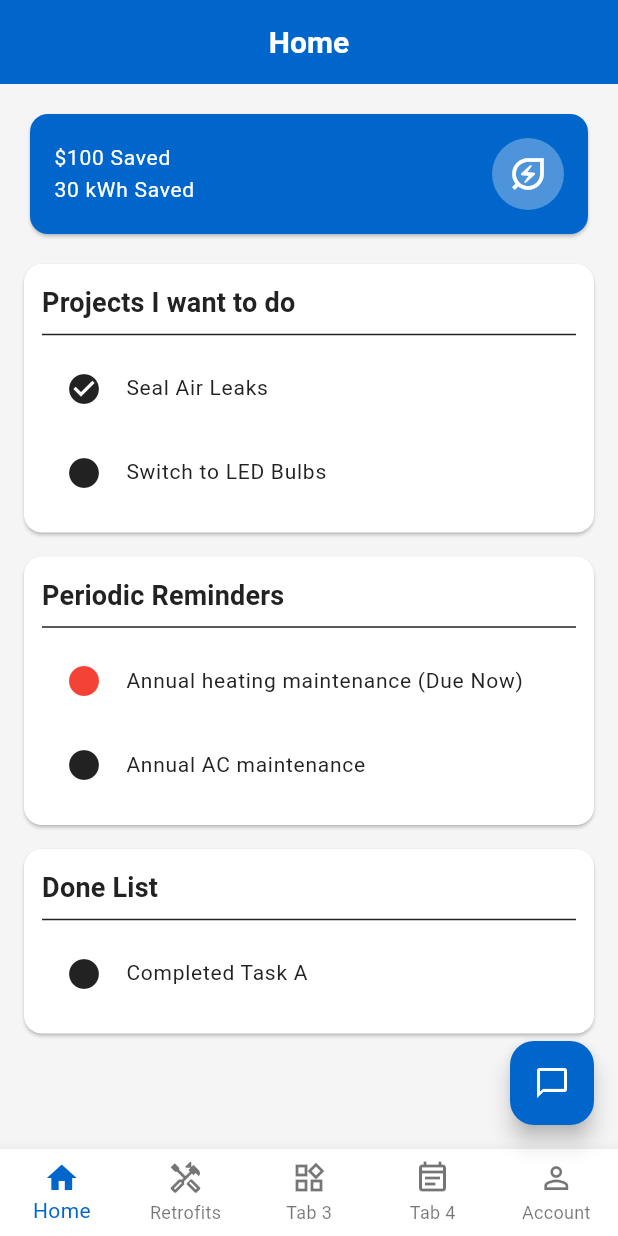
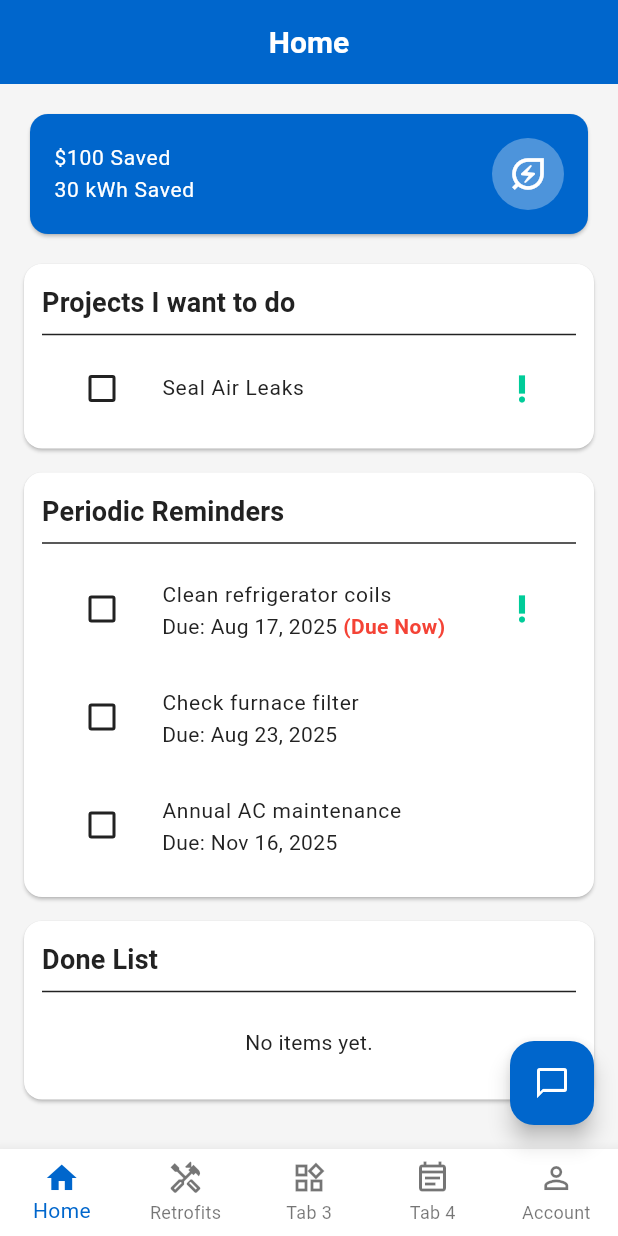
Before and after one commit to shankerpillai1/home-energy-audit-app, a Flutter app: the HomePage screen opened by its route, on a phone screen of 412 x 824 dp. Run offline on Flutter 3.47's test engine with Material 3 defaults, Android fonts, the phone set to English and light mode, and no system bars; our stand-ins replace flutter_riverpod, flutter_slidable, go_router, image_picker, shared_preferences; accounts and stored records are empty.

Commit message:
update todo_item

```diff
--- /dev/null
+++ b/flutter_client/lib/models/todo_item.dart
@@ -0,0 +1,72 @@
+/// Represents the type of a to-do item.
+enum TodoItemType {
+  project,  // A one-time project or task.
+  reminder, // A recurring or periodic reminder.
+}
+
+/// Represents a single to-do item in the user's list.
+class TodoItem {
+  final String id;
+  final String title;
+  final TodoItemType type;
+  final bool isDone;
+  final DateTime? dueDate; // Optional due date for reminders.
+  final int priority;      // For sorting, e.g., 0=normal, 1=high.
+
+  TodoItem({
+    required this.id,
+    required this.title,
+    required this.type,
+    this.isDone = false,
+    this.dueDate,
+    this.priority = 0,
+  });
+
+  /// Creates a copy of the instance with optional new values.
+  TodoItem copyWith({
+    String? id,
+    String? title,
+    TodoItemType? type,
+    bool? isDone,
+    DateTime? dueDate,
+    int? priority,
+  }) {
+    return TodoItem(
+      id: id ?? this.id,
+      title: title ?? this.title,
+      type: type ?? this.type,
+      isDone: isDone ?? this.isDone,
+      dueDate: dueDate ?? this.dueDate,
+      priority: priority ?? this.priority,
+    );
+  }
+
+  /// Converts the instance to a JSON map for persistence.
+  Map<String, dynamic> toJson() {
+    return {
+      'id': id,
+      'title': title,
+      'type': type.name, // Enum to string
+      'isDone': isDone,
+      'dueDate': dueDate?.toIso8601String(),
+      'priority': priority,
+    };
+  }
+
+  /// Creates an instance from a JSON map.
+  factory TodoItem.fromJson(Map<String, dynamic> json) {
+    return TodoItem(
+      id: json['id'] as String,
+      title: json['title'] as String,
+      type: TodoItemType.values.firstWhere(
+        (e) => e.name == json['type'],
+        orElse: () => TodoItemType.project, // Fallback
+      ),
+      isDone: json['isDone'] as bool,
+      dueDate: json['dueDate'] != null
+          ? DateTime.parse(json['dueDate'] as String)
+          : null,
+      priority: json['priority'] as int? ?? 0,
+    );
+  }
+}
--- a/flutter_client/lib/providers/leakage_task_provider.dart
+++ b/flutter_client/lib/providers/leakage_task_provider.dart
@@ -5,7 +5,6 @@ import '../models/leakage_task.dart';
 import '../repositories/task_repository.dart';
 import 'repository_providers.dart';
 import 'user_provider.dart';
-import '../services/backend_api_service.dart';
 
 /// Transport channel for analysis (optional param when submitting).
 /// Default remains [mock] to keep existing behavior unchanged.
--- a/flutter_client/lib/ui/home/tabs/home_tab.dart
+++ b/flutter_client/lib/ui/home/tabs/home_tab.dart
@@ -1,13 +1,45 @@
 import 'package:flutter/material.dart';
 import 'package:flutter_riverpod/flutter_riverpod.dart';
+import 'package:intl/intl.dart';
 
-/// Formerly "DashboardTab". This is the first tab under HomePage.
+import '../../../models/todo_item.dart';
+import '../../../providers/todo_provider.dart';
+
+
+/// The main tab displayed on the home screen, formerly "DashboardTab".
+///
+/// This tab shows a summary of savings and three lists of tasks:
+/// - Projects to do
+/// - Periodic Reminders
+/// - A list of completed items
+/// These lists are now powered by the [todoListProvider].
 class HomeTab extends ConsumerWidget {
   const HomeTab({super.key});
 
   @override
   Widget build(BuildContext context, WidgetRef ref) {
     final theme = Theme.of(context);
+
+    // Watch the provider to get the list of all to-do items.
+    // The UI will automatically rebuild when this list changes.
+    final allTodos = ref.watch(todoListProvider);
+
+    // Filter the lists based on their type and completion status.
+    final projects = allTodos.where((t) => t.type == TodoItemType.project && !t.isDone).toList();
+    final reminders = allTodos.where((t) => t.type == TodoItemType.reminder && !t.isDone).toList();
+    final doneItems = allTodos.where((t) => t.isDone).toList();
+
+    // Sort projects by priority (higher priority first).
+    projects.sort((a, b) => b.priority.compareTo(a.priority));
+
+    // Sort reminders by due date (items without a due date go last, others ascending).
+    reminders.sort((a, b) {
+      if (a.dueDate == null && b.dueDate == null) return 0;
+      if (a.dueDate == null) return 1;
+      if (b.dueDate == null) return -1;
+      return a.dueDate!.compareTo(b.dueDate!);
+    });
+
 
     // Demo totals (static for now)
     final savedMoney = 100;
@@ -49,28 +81,27 @@ class HomeTab extends ConsumerWidget {
 
           const SizedBox(height: 16),
 
-          // Lists
+          // Lists are now built dynamically from the provider state.
           Expanded(
             child: ListView(
               children: [
                 _buildSection(
                   context,
+                  ref: ref,
                   title: 'Projects I want to do',
-                  items: const ['Seal Air Leaks', 'Switch to LED Bulbs'],
+                  items: projects,
                 ),
                 _buildSection(
                   context,
+                  ref: ref,
                   title: 'Periodic Reminders',
-                  items: const [
-                    'Annual heating maintenance (Due Now)',
-                    'Annual AC maintenance',
-                  ],
-                  redItems: const {0},
+                  items: reminders,
                 ),
                 _buildSection(
                   context,
+                  ref: ref,
                   title: 'Done List',
-                  items: const ['Completed Task A'],
+                  items: doneItems,
                 ),
               ],
             ),
@@ -80,14 +111,16 @@ class HomeTab extends ConsumerWidget {
     );
   }
 
-  /// Reusable vertical list section.
+  /// A reusable widget to build a section for a list of to-do items.
   Widget _buildSection(
     BuildContext context, {
+    required WidgetRef ref,
     required String title,
-    required List<String> items,
-    Set<int> redItems = const {},
+    required List<TodoItem> items,
   }) {
     final theme = Theme.of(context);
+    final isDoneList = title == 'Done List';
+
     return Card(
       margin: const EdgeInsets.only(bottom: 16),
       shape: RoundedRectangleBorder(borderRadius: BorderRadius.circular(12)),
@@ -98,21 +131,58 @@ class HomeTab extends ConsumerWidget {
           children: [
             Text(title, style: theme.textTheme.titleMedium),
             const Divider(),
-            ...items.asMap().entries.map((e) {
-              final idx = e.key;
-              final text = e.value;
-              return ListTile(
-                leading: Icon(
-                  idx == 0 && title == 'Projects I want to do'
-                      ? Icons.check_circle
-                      : Icons.circle,
-                  color: redItems.contains(idx)
-                      ? Colors.red
-                      : theme.colorScheme.onSurface,
-                ),
-                title: Text(text),
-              );
-            }),
+            if (items.isEmpty)
+              const Padding(
+                padding: EdgeInsets.symmetric(vertical: 16.0),
+                child: Center(child: Text('No items yet.')),
+              )
+            else
+              ...items.map((item) {
+                // Determine if a reminder is due today or overdue.
+                final isDueOrOverdue = item.dueDate != null &&
+                                     !item.dueDate!.isAfter(DateTime.now());
+
+                return ListTile(
+                  // The leading widget is an interactive Checkbox.
+                  leading: Checkbox(
+                    value: item.isDone,
+                    onChanged: (bool? value) {
+                      ref.read(todoListProvider.notifier).toggleDone(item.id);
+                    },
+                  ),
+                  // The title of the ListTile shows the to-do item's title.
+                  title: Text(
+                    item.title,
+                    style: TextStyle(
+                      decoration: item.isDone ? TextDecoration.lineThrough : null,
+                    ),
+                  ),
+                  // The subtitle displays due date and urgency.
+                  subtitle: item.type == TodoItemType.reminder && item.dueDate != null
+                      ? Text.rich(
+                          TextSpan(
+                            children: [
+                              TextSpan(
+                                text: 'Due: ${DateFormat.yMMMd().format(item.dueDate!)}',
+                              ),
+                              if (!isDoneList && isDueOrOverdue)
+                                const TextSpan(
+                                  text: ' (Due Now)',
+                                  style: TextStyle(
+                                    color: Colors.red,
+                                    fontWeight: FontWeight.bold,
+                                  ),
+                                ),
+                            ],
+                          ),
+                        )
+                      : null,
+                  // Trailing icon to indicate priority.
+                  trailing: !isDoneList && item.priority > 0
+                    ? Icon(Icons.priority_high, color: theme.colorScheme.secondary)
+                    : null,
+                );
+              }),
           ],
         ),
       ),
--- a/flutter_client/lib/ui/modules/leakage/dashboard_page.dart
+++ b/flutter_client/lib/ui/retrofits/leakage/dashboard_page.dart
@@ -265,7 +265,7 @@ class _TaskListSheetState extends ConsumerState<_TaskListSheet> {
                       child: Row(
                         children: [
                           Expanded(
-                            child: Text('Deleted "${_pendingUndoTitle}"', maxLines: 1, overflow: TextOverflow.ellipsis),
+                            child: Text('Deleted "$_pendingUndoTitle"', maxLines: 1, overflow: TextOverflow.ellipsis),
                           ),
                           const SizedBox(width: 8),
                           TextButton(
@@ -385,7 +385,6 @@ class _BucketCard extends StatelessWidget {
   final VoidCallback onTap;
 
   const _BucketCard({
-    super.key,
     required this.icon,
     required this.title,
     required this.count,
@@ -412,7 +411,7 @@ class _StateQuickActions extends StatelessWidget {
   final LeakageTask task;
   final ValueChanged<LeakageTaskState> onChange;
 
-  const _StateQuickActions({super.key, required this.task, required this.onChange});
+  const _StateQuickActions({required this.task, required this.onChange});
 
   @override
   Widget build(BuildContext context) {
--- a/flutter_client/lib/ui/modules/leakage/report_page.dart
+++ b/flutter_client/lib/ui/retrofits/leakage/report_page.dart
@@ -217,7 +217,7 @@ class _StatusBadge extends StatelessWidget {
 
 class _SmallCard extends StatelessWidget {
   final String title, line1, line2;
-  const _SmallCard({super.key, required this.title, required this.line1, required this.line2});
+  const _SmallCard({required this.title, required this.line1, required this.line2});
 
   @override
   Widget build(BuildContext context) {
@@ -251,7 +251,7 @@ class _SmallCard extends StatelessWidget {
 class _PointListTile extends ConsumerWidget {
   final String taskId;
   final LeakReportPoint point;
-  const _PointListTile({super.key, required this.taskId, required this.point});
+  const _PointListTile({required this.taskId, required this.point});
 
   @override
   Widget build(BuildContext context, WidgetRef ref) {
--- a/flutter_client/pubspec.yaml
+++ b/flutter_client/pubspec.yaml
@@ -50,6 +50,7 @@ dependencies:
   image_picker: ^0.8.7+3
   path: ^1.9.0
   http: ^1.5.0
+  intl: ^0.20.2
 
 
 
```
Also changed, not shown: flutter_client/lib/app.dart (+34 -8 lines), flutter_client/lib/providers/assistant_provider.dart (+43 -34 lines), flutter_client/lib/providers/todo_provider.dart (added, +112 -0 lines), flutter_client/lib/services/backend_api_service.dart (+9 -9 lines), flutter_client/lib/ui/home/tabs/retrofits_tab.dart (+22 -6 lines), flutter_client/lib/ui/retrofits/led/led_page.dart (added, +63 -0 lines), flutter_client/lib/ui/retrofits/thermostat/thermostat_page.dart (added, +63 -0 lines), flutter_client/lib/ui/retrofits/leakage/task_page.dart (renamed from flutter_client/lib/ui/modules/leakage/task_page.dart), flutter_client/pubspec.lock, 3 other files.
